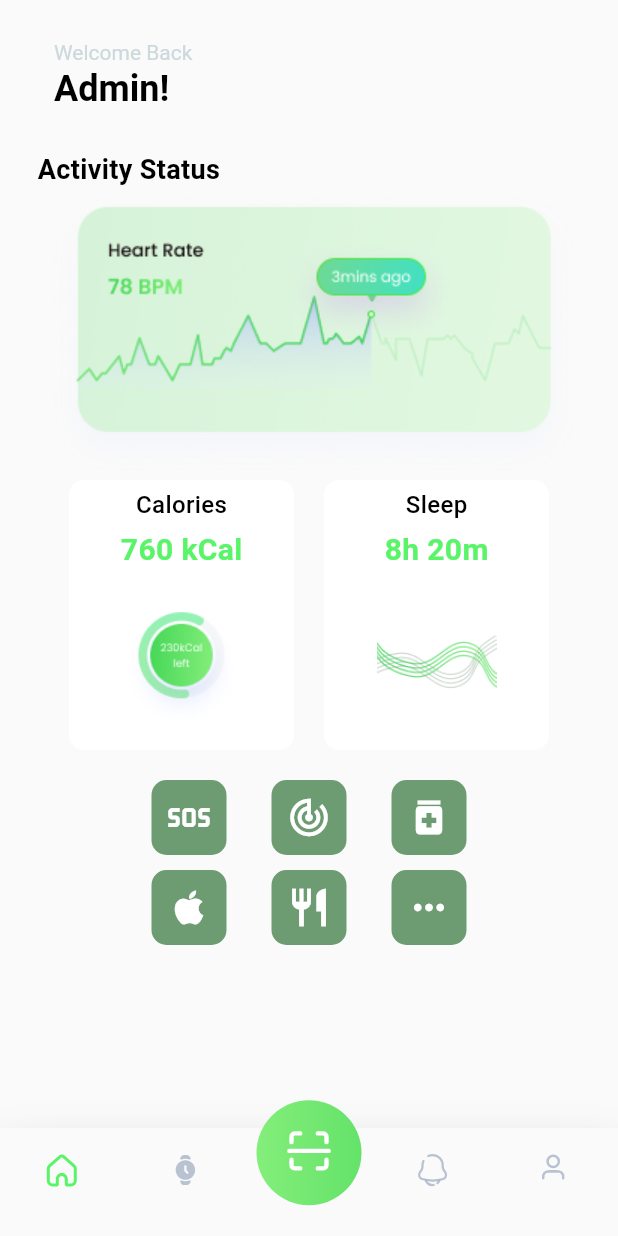
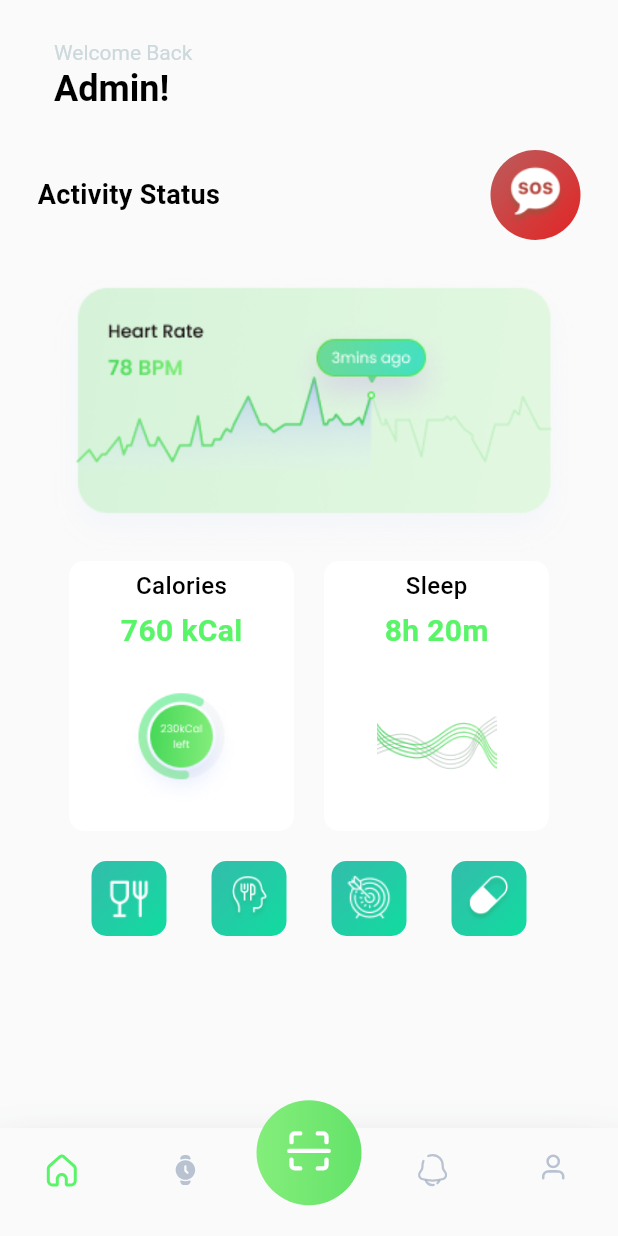
Before and after one commit to DhandiAdam/Mavis1st, a Flutter app: the screen it shows after launch, on a phone screen of 412 x 824 dp. Run offline on Flutter 3.47's test engine with Material 3 defaults, Android fonts, the phone set to English and light mode, and no system bars; our stand-ins replace another_flutter_splash_screen, camera, flutter_svg.

Commit message:
Update Home

```diff
--- a/lib/constants/colors.dart
+++ b/lib/constants/colors.dart
@@ -18,4 +18,11 @@ class AppColors {
   static const Color gray300 = Color(0xFFD0D5DD);
   static const Color gray600 = Color(0xFF475467);
   static const Color gray700 = Color(0xFF344054);
+
+  //  warna gradient baru
+  static const Color gradientStart = Color(0xFF34BCAC); // Warna pertama
+  static const Color gradientEnd = Color(0xFF10DC9F); // Warna kedua
+
+  static const Color gradientsosStart = Color(0xFFBB5D5D); // Warna pertama
+  static const Color gradientsosEnd = Color(0xFFE32424); // Warna kedua
 }
--- a/lib/home/home.dart
+++ b/lib/home/home.dart
@@ -44,8 +44,11 @@ class HomePage extends StatelessWidget {
           child: Column(
             crossAxisAlignment: CrossAxisAlignment.start,
             children: [
+              Row(
+                children: [
                   const Padding(
-                padding: EdgeInsets.symmetric(horizontal: 25.0, vertical: 0.0),
+                    padding:
+                        EdgeInsets.symmetric(horizontal: 25.0, vertical: 0.0),
                     child: Text(
                       'Activity Status',
                       style: TextStyle(
@@ -55,6 +58,18 @@ class HomePage extends StatelessWidget {
                       ),
                     ),
                   ),
+                  Spacer(),
+                  Padding(
+                    padding: const EdgeInsets.only(right: 25.0),
+                    child: _buildServicSos(Image.asset(
+                      'assets/icons/SOS.png', // Ganti dengan path gambar kamu
+                      width: 60,
+                      height: 60,
+                    )),
+                  ),
+                ],
+              ),
+              const SizedBox(height: 20),
               Center(
                 child: Image.asset(
                   'assets/icons/Status.png',
@@ -81,24 +96,31 @@ class HomePage extends StatelessWidget {
               Row(
                 mainAxisAlignment: MainAxisAlignment.center,
                 children: [
-                  _buildServiceButton(Icons.sos),
+                  _buildServiceButton(Image.asset(
+                    'assets/icons/Food.png',
+                    width: 40,
+                    height: 40,
+                  )),
                   const SizedBox(width: 30),
-                  _buildServiceButton(Icons.track_changes_outlined),
+                  _buildServiceButton(Image.asset(
+                    'assets/icons/Hungry.png',
+                    width: 40,
+                    height: 40,
+                  )),
                   const SizedBox(width: 30),
-                  _buildServiceButton(Icons.medication),
+                  _buildServiceButton(Image.asset(
+                    'assets/icons/Goal.png',
+                    width: 40,
+                    height: 40,
+                  )),
+                  const SizedBox(width: 30),
+                  _buildServiceButton(Image.asset(
+                    'assets/icons/Pill.png',
+                    width: 40,
+                    height: 40,
+                  )),
                 ],
-              ),
-              const SizedBox(height: 10),
-              Row(
-                mainAxisAlignment: MainAxisAlignment.center,
-                children: [
-                  _buildServiceButton(Icons.apple),
-                  const SizedBox(width: 30),
-                  _buildServiceButton(Icons.restaurant),
-                  const SizedBox(width: 30),
-                  _buildServiceButton(Icons.more_horiz_outlined),
-                ],
-              ),
+              )
             ],
           ),
         ),
@@ -160,7 +182,7 @@ class HomePage extends StatelessWidget {
     );
   }
 
-  Widget _buildServiceButton(IconData icon,
+  Widget _buildServiceButton(Widget icon,
       {Color backgroundColor = AppColors.baseColor4}) {
     return Material(
       color: Colors.transparent,
@@ -174,18 +196,50 @@ class HomePage extends StatelessWidget {
           height: 50,
           width: 50,
           decoration: BoxDecoration(
-            color: backgroundColor,
+            gradient: LinearGradient(
+              colors: [
+                AppColors.gradientStart,
+                AppColors.gradientEnd
+              ], // Warna gradient
+              begin: Alignment.topLeft,
+              end: Alignment.bottomRight,
+            ),
             borderRadius: BorderRadius.circular(10),
           ),
-          child: Column(
-            mainAxisAlignment: MainAxisAlignment.center,
-            children: [
-              Icon(
-                icon,
-                size: 30,
-                color: Colors.white,
+          child: Center(
+            child: icon,
           ),
-            ],
+        ),
+      ),
+    );
+  }
+
+  Widget _buildServicSos(Widget icon,
+      {Color backgroundColor = AppColors.baseColor4}) {
+    return Material(
+      color: Colors.transparent,
+      child: InkWell(
+        onTap: () {
+          print('Service clicked');
+        },
+        borderRadius: BorderRadius.circular(30), // Membuat oval
+        child: Container(
+          padding: const EdgeInsets.all(8.0),
+          height: 60,
+          width: 60,
+          decoration: BoxDecoration(
+            gradient: LinearGradient(
+              colors: [
+                AppColors.gradientsosStart,
+                AppColors.gradientsosEnd
+              ], // Warna gradient
+              begin: Alignment.topLeft,
+              end: Alignment.bottomRight,
+            ),
+            borderRadius: BorderRadius.circular(30), // Membuat oval
+          ),
+          child: Center(
+            child: icon,
           ),
         ),
       ),
```
Also changed, not shown: assets/icons/Food.png (added), assets/icons/Goal.png (added), assets/icons/Hungry.png (added), assets/icons/Pill.png (added), assets/icons/SOS.png (added), pubspec.lock. Lines whose indentation alone changed are shown as unchanged.
